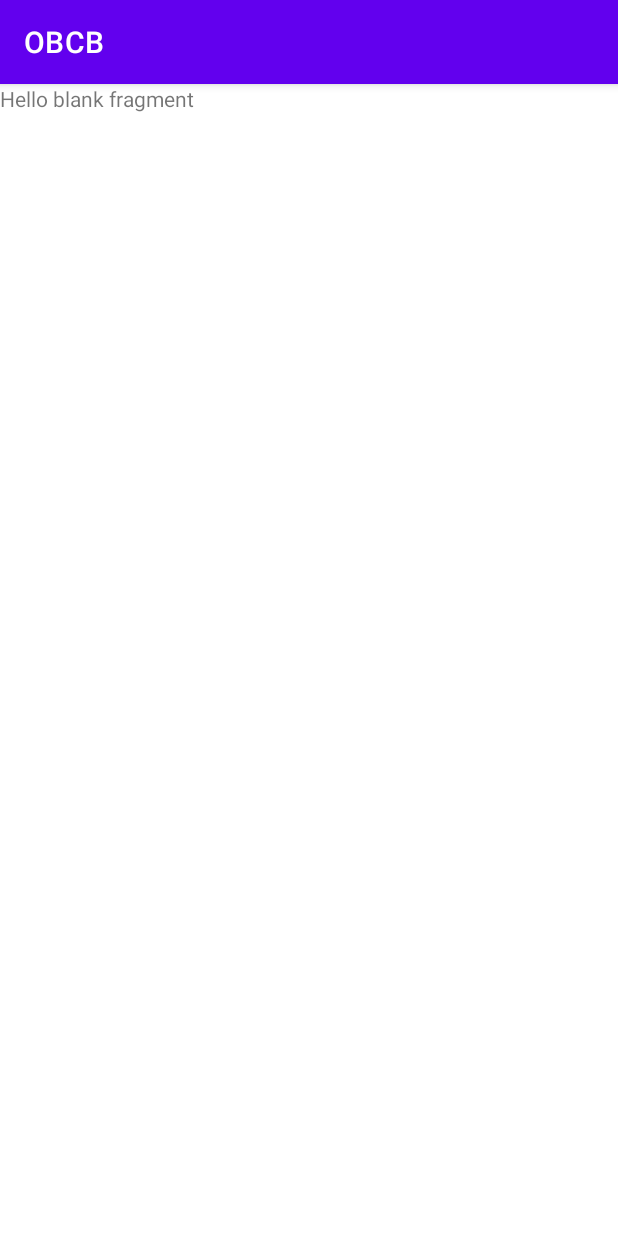
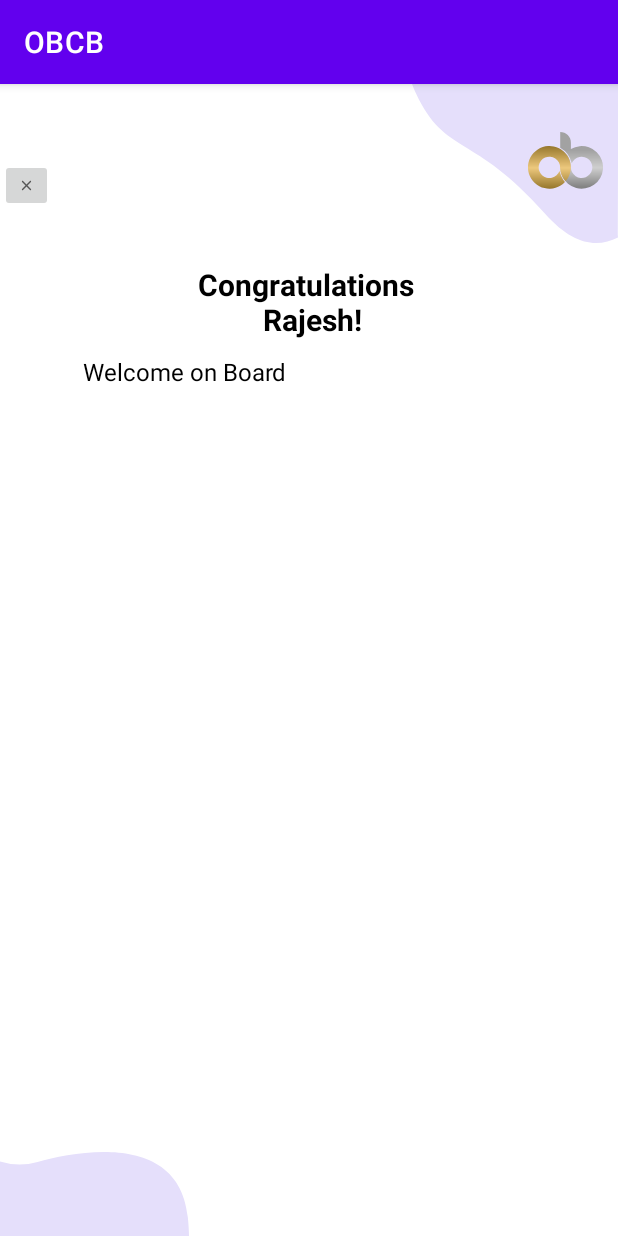
Before and after one commit to nagraj0308/OBCB, an Android app: the fragment ResultFragment shown on its own in the app's theme, on a phone screen of 412 x 824 dp. Run offline under Robolectric (Android 15) with nearby library versions, the phone set to English and light mode, and no system bars.

Commit message:
s4 added

```diff
--- a/app/src/main/java/com/onebanc/obcb/PermissionListFragment.java
+++ b/app/src/main/java/com/onebanc/obcb/PermissionListFragment.java
@@ -210,12 +210,20 @@ public class PermissionListFragment extends Fragment {
         }
     }
 
-
-//    public static void permissionResult(int reqCode, boolean resultCode) {
+    @Override
+    public void onResume() {
+        super.onResume();
+        applyPermissions();
+    }
+    //    public static void permissionResult(int reqCode, boolean resultCode) {
 //
 //        if (reqCode == REQUEST_CODE_CAMERA && !resultCode) {
 //
 //        }
 //    }
 
+    void fun(){
+
+    }
+
 }
--- a/app/src/main/res/layout/fragment_result.xml
+++ b/app/src/main/res/layout/fragment_result.xml
@@ -1,14 +1,95 @@
 <?xml version="1.0" encoding="utf-8"?>
 <FrameLayout xmlns:android="http://schemas.android.com/apk/res/android"
+    xmlns:app="http://schemas.android.com/apk/res-auto"
     xmlns:tools="http://schemas.android.com/tools"
     android:layout_width="match_parent"
     android:layout_height="match_parent"
     tools:context=".ResultFragment">
 
-    <!-- TODO: Update blank fragment layout -->
-    <TextView
+    <androidx.constraintlayout.widget.ConstraintLayout
         android:layout_width="match_parent"
-        android:layout_height="match_parent"
-        android:text="@string/hello_blank_fragment" />
+        android:layout_height="match_parent">
+
+        <ImageView
+            android:id="@+id/iv_upper_right"
+            android:layout_width="wrap_content"
+            android:layout_height="wrap_content"
+            android:background="@drawable/drawable_bg_upper_curve"
+            android:scaleType="centerInside"
+            app:layout_constraintRight_toRightOf="parent"
+            app:layout_constraintTop_toTopOf="parent" />
+
+        <ImageView
+            android:id="@+id/iv_ob_logo"
+            android:layout_width="50dp"
+            android:layout_height="50dp"
+            android:layout_marginEnd="10dp"
+            android:layout_marginBottom="30dp"
+            android:scaleType="centerInside"
+            android:src="@drawable/drawable_onebanc_logo"
+            app:layout_constraintBottom_toBottomOf="@id/iv_upper_right"
+            app:layout_constraintRight_toRightOf="parent" />
+
+        <ImageView
+            android:layout_width="wrap_content"
+            android:layout_height="wrap_content"
+            android:background="@drawable/drawable_bg_lower_curve"
+            app:layout_constraintBottom_toBottomOf="parent"
+            app:layout_constraintLeft_toLeftOf="parent" />
+
+
+        <RelativeLayout
+            android:id="@+id/rl_content"
+            android:layout_width="match_parent"
+            android:layout_height="match_parent"
+            android:layout_marginTop="50dp"
+            android:layout_marginBottom="40dp"
+            android:background="@color/transparent">
+
+            <ImageButton
+                android:id="@+id/ib_cross"
+                android:layout_width="35dp"
+                android:layout_height="35dp"
+                android:scaleType="fitCenter"
+                android:src="@drawable/drawable_close" />
+
+
+            <RelativeLayout
+                android:id="@+id/rl_contenti"
+                android:layout_width="match_parent"
+                android:layout_height="match_parent"
+                android:layout_marginTop="40dp"
+                android:layout_marginEnd="35dp"
+                android:layout_toEndOf="@+id/ib_cross"
+                android:background="@color/transparent">
+
+
+                <TextView
+                    android:id="@+id/tv_rur"
+                    android:layout_width="match_parent"
+                    android:layout_height="wrap_content"
+                    android:layout_marginTop="30dp"
+                    android:layout_marginBottom="10dp"
+                    android:text="Congratulations \n Rajesh!"
+                    android:textAlignment="center"
+                    android:textColor="@color/black"
+                    android:textSize="@dimen/text_xlarge"
+                    android:textStyle="bold" />
+
+                <TextView
+                    android:id="@+id/tv_ysh"
+                    android:layout_width="wrap_content"
+                    android:layout_height="wrap_content"
+                    android:layout_marginStart="20dp"
+                    android:layout_below="@id/tv_rur"
+                    android:text="Welcome on Board"
+                    android:textColor="@color/black"
+                    android:textSize="@dimen/text_medium" />
+
+
+            </RelativeLayout>
+        </RelativeLayout>
+
+    </androidx.constraintlayout.widget.ConstraintLayout>
 
 </FrameLayout>
```
